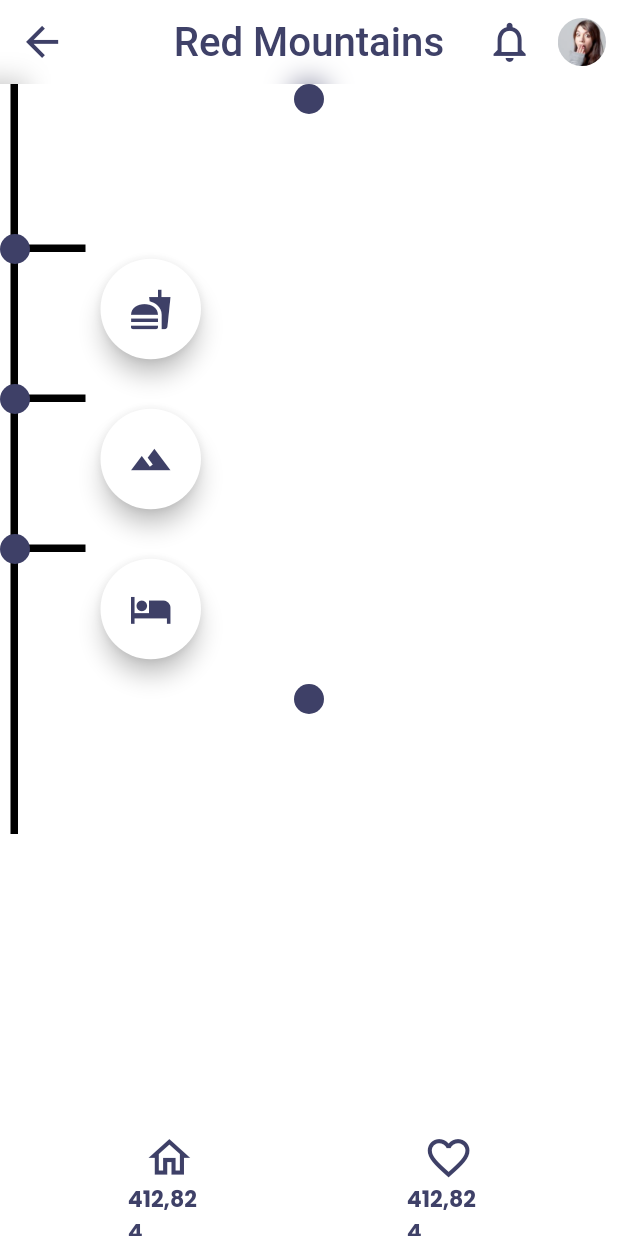
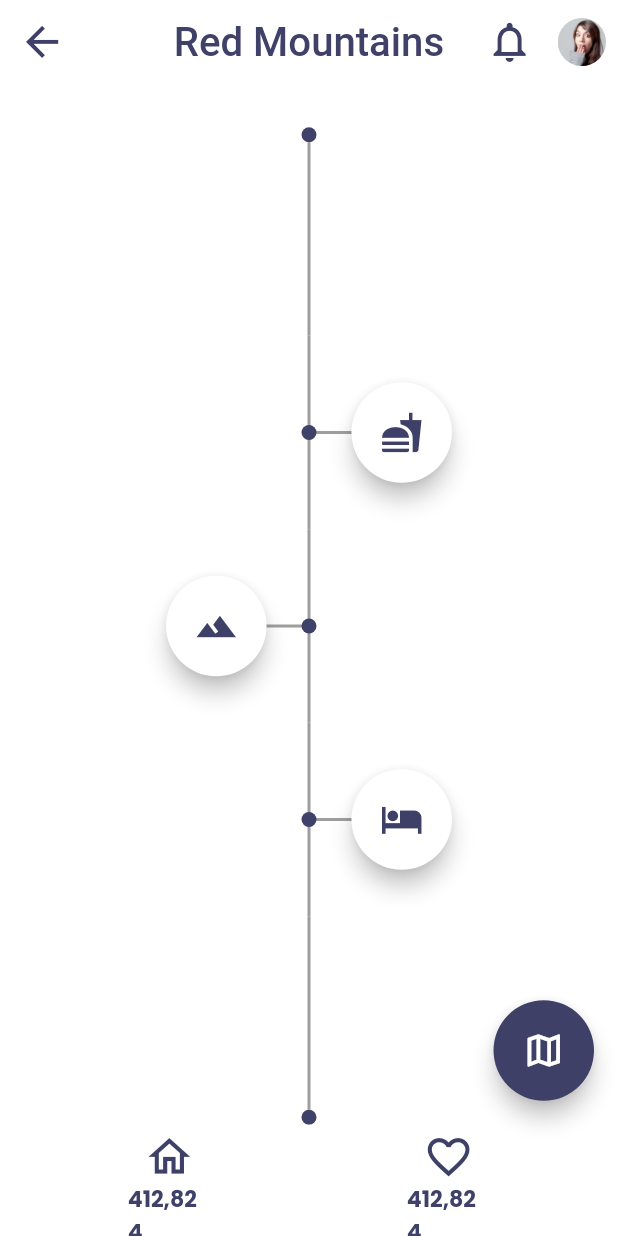
Before and after one commit to daniyalahmad358/nowrth, a Flutter app: the RouteScreen screen opened directly with sample values from the repository, on a phone screen of 412 x 824 dp. Run offline on Flutter 3.47's test engine with Material 2 defaults, Android fonts, the phone set to English and light mode, and no system bars; our stand-ins replace flutter_rating_bar, flutter_svg, google_fonts, lottie, shared_preferences; accounts and stored records are empty; key blocks and very long unbroken strings in the code were emptied for the run.

Commit message:
Fixed Custom Timeline
The custom timeline has been fixed along with the title bar flickering problem in Linux and some other optimizations.

```diff
--- a/lib/components/app_bar.dart
+++ b/lib/components/app_bar.dart
@@ -41,7 +41,7 @@ class CustomAppBar extends StatelessWidget implements PreferredSizeWidget {
         ),
       ),
       elevation: 0,
-      toolbarHeight: percentageHeight(9.106),
+      toolbarHeight: percentageHeight(9),
       title: Text(
         titleText,
         style: TextStyle(color: kTextColor, fontSize: percentageHeight(3.25)),
--- a/lib/components/custom_bottom_nav_bar.dart
+++ b/lib/components/custom_bottom_nav_bar.dart
@@ -119,7 +119,7 @@ class NavItem extends StatelessWidget {
       onTap: press,
       child: Container(
         padding: EdgeInsets.all(5),
-        height: SizeConfig.screenHeight / (11.18),
+        height: percentageHeight(9),
         width: getProportionateScreenWidth(55),
         decoration: BoxDecoration(
           color: Colors.white,
--- /dev/null
+++ b/lib/components/custom_floating_action_button.dart
@@ -0,0 +1,34 @@
+import 'package:flutter/material.dart';
+
+import 'package:nowrth/constants.dart';
+import 'package:nowrth/size_config.dart';
+
+class CustomFloatingActionButton extends StatelessWidget {
+  final IconData iconData;
+  final Function() onPressed;
+
+  CustomFloatingActionButton({
+    Key? key,
+    required this.iconData,
+    required this.onPressed,
+  }) : super(key: key);
+
+  @override
+  Widget build(BuildContext context) {
+    SizeConfig().init(context);
+    return SizedBox(
+      height: percentageHeight(8.13),
+      width: percentageHeight(8.13),
+      child: FittedBox(
+        child: FloatingActionButton(
+          child: Icon(
+            iconData,
+            color: Colors.white,
+          ),
+          backgroundColor: kPrimaryColor,
+          onPressed: onPressed,
+        ),
+      ),
+    );
+  }
+}
--- a/lib/models/stop_by_spot.dart
+++ b/lib/models/stop_by_spot.dart
@@ -1,16 +1,16 @@
 import 'package:flutter/material.dart';
 
 class StopBySpot {
-  final String name;
   final String stopType;
+  final String areaName;
   final IconData iconData;
   final double rating;
   final bool isTravelSpot;
 
   StopBySpot({
-    required this.name,
+    required this.stopType,
+    required this.areaName,
     required this.iconData,
-    required this.stopType,
     required this.rating,
     this.isTravelSpot = false,
   });
@@ -27,24 +27,24 @@ Map<String, String> spotTypes = {
 // List<StopBySpot> stopBySpots = [stopBySpot0, stopBySpot1, stopBySpot2];
 
 StopBySpot stopBySpot0 = StopBySpot(
-  name: "Swat Hotel",
   stopType: spotTypes["hotel"] ?? "Unknown",
-  iconData: Icons.fastfood,
+  areaName: "Kaghan",
+  iconData: Icons.hotel,
   rating: 2,
   isTravelSpot: false,
 );
 
 StopBySpot stopBySpot1 = StopBySpot(
-  name: "Naran Restraunt",
   stopType: spotTypes["restaurant"] ?? "Unknown",
-  iconData: Icons.hotel,
+  areaName: "Naran",
+  iconData: Icons.fastfood,
   rating: 4,
   isTravelSpot: false,
 );
 
 StopBySpot stopBySpot2 = StopBySpot(
-  name: "Babusar Top",
   stopType: spotTypes["travelSpot"] ?? "Unknown",
+  areaName: "Babusar Top",
   iconData: Icons.landscape,
   rating: 4.5,
   isTravelSpot: false,
--- a/lib/screens/details/details_screen.dart
+++ b/lib/screens/details/details_screen.dart
@@ -1,7 +1,8 @@
+import 'package:flutter/cupertino.dart';
 import 'package:flutter/material.dart';
-
-import 'package:nowrth/constants.dart';
-import 'package:nowrth/size_config.dart';
+import 'package:nowrth/components/custom_floating_action_button.dart';
+// import 'package:nowrth/components/mdIcons/material_design_icons_flutter.dart';
+// import 'package:material_design_icons_flutter/material_design_icons_flutter.dart';
 
 import 'package:nowrth/models/travel_spot.dart';
 
@@ -21,16 +22,8 @@ class Details extends StatelessWidget {
       appBar:
           CustomAppBar(context, titleText: travelSpot.name, barOpacity: 0.9),
       body: DetailsBody(travelSpot: travelSpot),
-      floatingActionButton: SizedBox(
-        height: percentageHeight(8.13),
-        width: percentageHeight(8.13),
-        child: FittedBox(
-          child: FloatingActionButton(
-            child: Icon(
-              Icons.map_outlined,
-              color: Colors.white,
-            ),
-            backgroundColor: kPrimaryColor,
+      floatingActionButton: CustomFloatingActionButton(
+        iconData: Icons.timeline,
         onPressed: () {
           Navigator.push(
             context,
@@ -40,8 +33,6 @@ class Details extends StatelessWidget {
           );
         },
       ),
-        ),
-      ),
       bottomNavigationBar: CustomBottonNavBar(),
       extendBodyBehindAppBar: true,
     );
--- /dev/null
+++ b/lib/screens/route/components/custom_timeline.dart
@@ -0,0 +1,141 @@
+import 'package:flutter/material.dart';
+import 'package:flutter/rendering.dart';
+
+import 'package:nowrth/constants.dart';
+import 'package:nowrth/size_config.dart';
+
+class CustomTimeline extends StatelessWidget {
+  final List<Widget> timelineContents;
+
+  const CustomTimeline({
+    Key? key,
+    required this.timelineContents,
+  }) : super(key: key);
+
+  @override
+  Widget build(BuildContext context) {
+    SizeConfig().init(context);
+    double connectorBarHeight =
+        (percentageHeight(78) / (timelineContents.length + 2)).roundToDouble();
+    return Container(
+      child: Column(
+        mainAxisAlignment: MainAxisAlignment.start,
+        verticalDirection: VerticalDirection.up,
+        children: <Widget>[
+          TimelineConnector(
+            connectorType: ConnectorType.start,
+            barHeight: connectorBarHeight,
+          ),
+          ...List.generate(
+            timelineContents.length,
+            (index) {
+              return Row(
+                mainAxisAlignment: MainAxisAlignment.center,
+                children: <Widget>[
+                  TimelineConnector(
+                    connectorType: ConnectorType.content,
+                    contentWidget: timelineContents[index],
+                    barHeight: connectorBarHeight,
+                    contentSide: (index % 2 == 0)
+                        ? (ContentSide.right)
+                        : (ContentSide.left),
+                  ),
+                ],
+              );
+            },
+          ),
+          TimelineConnector(
+            connectorType: ConnectorType.end,
+            barHeight: connectorBarHeight,
+          ),
+        ],
+      ),
+    );
+  }
+}
+
+class TimelineConnector extends StatelessWidget {
+  final ConnectorType connectorType;
+  final double barHeight;
+  final Widget? contentWidget;
+  final ContentSide? contentSide;
+  // final Widget? contentWidget;
+  // TODO: preferred side
+
+  TimelineConnector({
+    Key? key,
+    required this.connectorType,
+    required this.barHeight,
+    this.contentWidget,
+    this.contentSide,
+  }) : super(key: key);
+
+  @override
+  Widget build(BuildContext context) {
+    Container connectorCircle = Container(
+      height: 10,
+      width: 10,
+      decoration: BoxDecoration(
+        // color: kPrimaryColor,
+        color: kTextColor,
+        shape: BoxShape.circle,
+      ),
+    );
+
+    return Container(
+      // color: Colors.red,
+      child: Stack(
+        alignment: (connectorType == ConnectorType.start)
+            ? AlignmentDirectional.bottomCenter
+            : (connectorType == ConnectorType.end)
+                ? AlignmentDirectional.topCenter
+                : AlignmentDirectional.center,
+        children: [
+          Container(
+            margin: (connectorType == ConnectorType.start)
+                ? EdgeInsets.only(bottom: 10)
+                : (connectorType == ConnectorType.end)
+                    ? EdgeInsets.only(top: 10)
+                    : null,
+            height: barHeight,
+            width: 2,
+            color: Colors.grey,
+          ),
+          if (contentWidget != null)
+            Stack(
+              alignment: AlignmentDirectional.center,
+              children: [
+                Container(
+                  margin: (contentSide == ContentSide.right)
+                      ? EdgeInsets.only(left: percentageHeight(10))
+                      : EdgeInsets.only(right: percentageHeight(10)),
+                  height: 2,
+                  width: percentageHeight(10),
+                  color: Colors.grey,
+                ),
+                connectorCircle,
+                Container(
+                  margin: (contentSide == ContentSide.right)
+                      ? EdgeInsets.only(left: percentageHeight(15))
+                      : EdgeInsets.only(right: percentageHeight(15)),
+                  child: contentWidget!,
+                ),
+              ],
+            ),
+          if (contentWidget == null) connectorCircle,
+        ],
+      ),
+    );
+  }
+}
+
+enum ConnectorType {
+  start,
+  content,
+  end,
+}
+
+enum ContentSide {
+  left,
+  right,
+}
--- a/lib/screens/route/components/route_body.dart
+++ b/lib/screens/route/components/route_body.dart
@@ -3,7 +3,7 @@ import 'package:flutter/material.dart';
 // import 'package:timelines/timelines.dart';
 
 // import 'package:nowrth/constants.dart';
-import 'package:nowrth/screens/route/components/timeline.dart';
+import 'package:nowrth/screens/route/components/custom_timeline.dart';
 import 'package:nowrth/size_config.dart';
 
 import 'package:nowrth/models/travel_spot.dart';
@@ -27,11 +27,12 @@ class _RouteBodyState extends State<RouteBody> {
   Widget build(BuildContext context) {
     // You have to call SizeConfig on your starting page
     SizeConfig().init(context);
-    return Timeline(
+    return CustomTimeline(
       timelineContents: <Widget>[
         ...List.generate(
           widget.travelSpot.stopBySpots.length,
           (index) => StopBySpotCard(
+            heroTag: "stopBySpot_$index",
             stopBySpot: widget.travelSpot.stopBySpots[index],
             // press: () {},
           ),
--- a/lib/screens/route/components/stop_by_spot_card.dart
+++ b/lib/screens/route/components/stop_by_spot_card.dart
@@ -8,12 +8,14 @@ import 'package:nowrth/models/stop_by_spot.dart';
 import 'package:nowrth/components/rating_widget.dart';
 
 class StopBySpotCard extends StatefulWidget {
+  final StopBySpot stopBySpot;
+  final String heroTag;
+
   const StopBySpotCard({
     Key? key,
     required this.stopBySpot,
+    required this.heroTag,
   }) : super(key: key);
-
-  final StopBySpot stopBySpot;
 
   @override
   _StopBySpotCardState createState() => _StopBySpotCardState();
@@ -25,7 +27,7 @@ class _StopBySpotCardState extends State<StopBySpotCard> {
     return Container(
       height: percentageHeight(8.13),
       width: percentageHeight(8.13),
-      margin: EdgeInsets.only(left: 10),
+      margin: EdgeInsets.symmetric(horizontal: 10),
       // decoration: BoxDecoration(boxShadow: [kDefualtShadow]),
       child: FittedBox(
         child: GestureDetector(
@@ -35,6 +37,7 @@ class _StopBySpotCardState extends State<StopBySpotCard> {
             });
           },
           child: FloatingActionButton(
+            heroTag: widget.heroTag,
             backgroundColor: Colors.white,
             onPressed: () {},
             child: Icon(
@@ -55,7 +58,7 @@ class _StopBySpotCardState extends State<StopBySpotCard> {
         children: <Widget>[
           if (showInfo)
             Container(
-              padding: EdgeInsets.symmetric(horizontal: 10, vertical: 10),
+              padding: EdgeInsets.all(10),
               decoration: BoxDecoration(
                 color: Colors.white,
                 borderRadius: BorderRadius.circular(20),
@@ -71,8 +74,8 @@ class _StopBySpotCardState extends State<StopBySpotCard> {
                   Column(
                     crossAxisAlignment: CrossAxisAlignment.start,
                     children: <Widget>[
-                      Text(widget.stopBySpot.name),
                       Text(widget.stopBySpot.stopType),
+                      Text(widget.stopBySpot.areaName),
                       RatingBar(
                         itemSize: percentageHeight(2.5),
                         allowHalfRating: true,
--- a/lib/screens/route/components/timeline.dart
+++ /dev/null
@@ -1,101 +0,0 @@
-import 'package:flutter/material.dart';
-
-import 'package:nowrth/constants.dart';
-import 'package:nowrth/size_config.dart';
-
-class Timeline extends StatelessWidget {
-  final List<Widget> timelineContents;
-
-  const Timeline({
-    Key? key,
-    required this.timelineContents,
-  }) : super(key: key);
-
-  @override
-  Widget build(BuildContext context) {
-    SizeConfig().init(context);
-    return Column(
-      children: <Widget>[
-        TimelineConnector(connectorType: ConnectorType.start),
-        Wrap(
-          direction: Axis.horizontal,
-          alignment: WrapAlignment.spaceEvenly,
-          children: <Widget>[
-            ...List.generate(
-              timelineContents.length,
-              (index) {
-                return Row(
-                  children: <Widget>[
-                    TimelineConnector(connectorType: ConnectorType.content),
-                    timelineContents[index],
-                  ],
-                );
-              },
-            ),
-          ],
-        ),
-        TimelineConnector(connectorType: ConnectorType.end),
-      ],
-    );
-  }
-}
-
-class TimelineConnector extends StatelessWidget {
-  final ConnectorType connectorType;
-
-  const TimelineConnector({
-    Key? key,
-    required this.connectorType,
-  }) : super(key: key);
-
-  @override
-  Widget build(BuildContext context) {
-    return Column(
-      crossAxisAlignment: CrossAxisAlignment.start,
-      children: [
-        Stack(
-          // fit: StackFit.passthrough,
-          children: [
-            if (connectorType == ConnectorType.content)
-              Container(
-                margin: EdgeInsets.only(top: 7, left: 7),
-                width: 50,
-                height: 5,
-                color: Colors.black,
-              ),
-            Container(
-              margin: EdgeInsets.only(left: 7),
-              height: 100,
-              width: 5,
-              color: Colors.black,
-            ),
-            // Positioned(
-            // child:
-            Align(
-              alignment: (connectorType == ConnectorType.content)
-                  ? Alignment.center
-                  : ((connectorType == ConnectorType.start)
-                      ? Alignment.topCenter
-                      : Alignment.bottomCenter),
-              child: Container(
-                height: 20,
-                width: 20,
-                decoration: BoxDecoration(
-                  color: kPrimaryColor,
-                  shape: BoxShape.circle,
-                ),
-              ),
-            ),
-            // ),
-          ],
-        ),
-      ],
-    );
-  }
-}
-
-enum ConnectorType {
-  start,
-  content,
-  end,
-}
--- a/lib/screens/route/route_screen.dart
+++ b/lib/screens/route/route_screen.dart
@@ -1,4 +1,5 @@
 import 'package:flutter/material.dart';
+import 'package:nowrth/components/custom_floating_action_button.dart';
 
 import 'package:nowrth/models/travel_spot.dart';
 import 'package:nowrth/components/app_bar.dart';
@@ -18,7 +19,11 @@ class RouteScreen extends StatelessWidget {
           CustomAppBar(context, titleText: travelSpot.name, barOpacity: 0.9),
       body: RouteBody(travelSpot: travelSpot),
       bottomNavigationBar: CustomBottonNavBar(),
-      // extendBodyBehindAppBar: true,
+      floatingActionButton: CustomFloatingActionButton(
+        iconData: Icons.map_outlined,
+        onPressed: () {},
+      ),
+      extendBodyBehindAppBar: true,
     );
   }
 }
```
Also changed, not shown: pubspec.yaml (+15 -12 lines), assets/fonts/materialdesignicons-webfont.ttf (added), pubspec.lock, 1 other file. Lines whose indentation alone changed are shown as unchanged.
